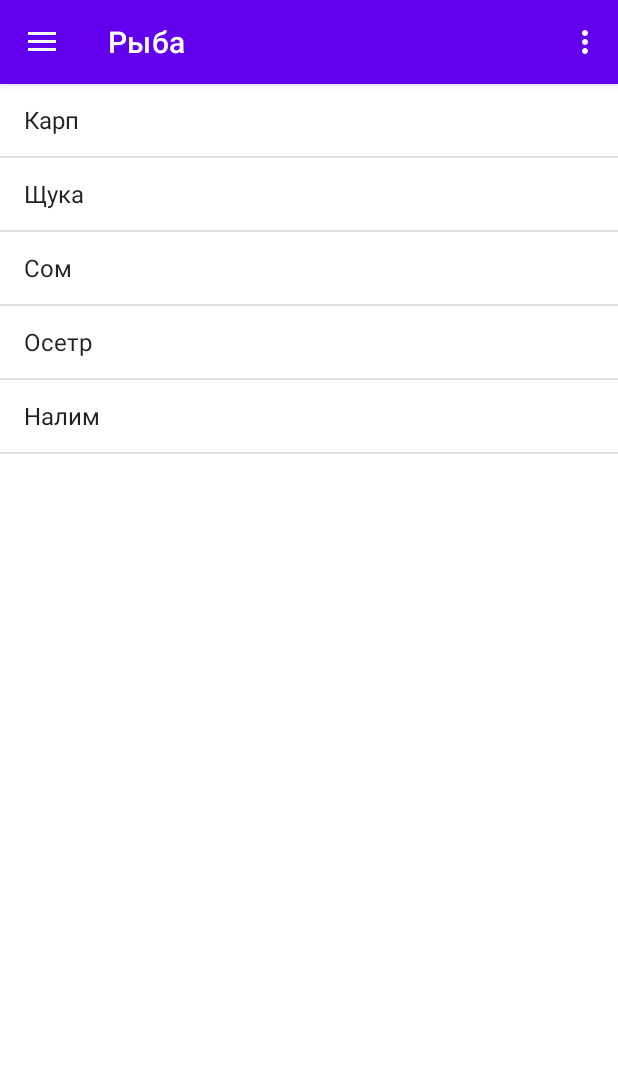
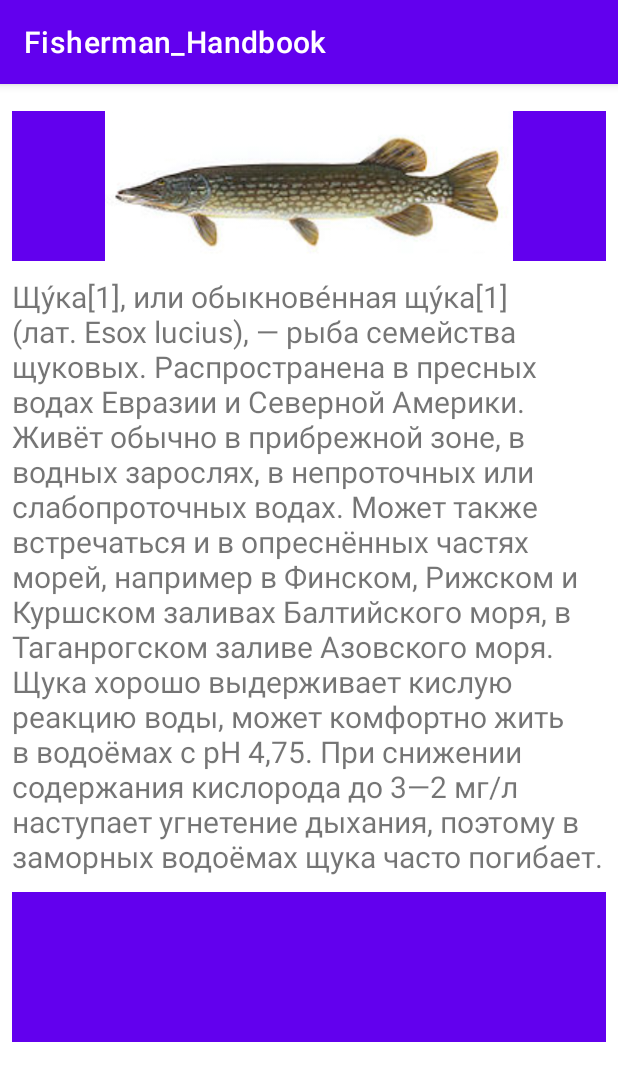
Before and after one commit to Aulas-ctrl/Hadbook, an Android app: the screen it shows after launch (MainActivity before the commit, Text_Content_Activity after it), after a tap on "Щука", on a phone screen of 412 x 824 dp. Shown: the top 1081 px of the screen. Run offline under Robolectric (Android 15) with nearby library versions, the phone set to English and light mode, and no system bars.

Commit message:
9 commit

```diff
--- a/app/src/main/java/com/example/handbook/MainActivity.java
+++ b/app/src/main/java/com/example/handbook/MainActivity.java
@@ -16,7 +16,6 @@ import androidx.appcompat.widget.Toolbar;
 import androidx.core.view.GravityCompat;
 import androidx.drawerlayout.widget.DrawerLayout;
 
-import com.example.handbook.databinding.ActivityMainBinding;
 import com.google.android.material.navigation.NavigationView;
 
 import java.util.ArrayList;
@@ -34,7 +33,6 @@ public class MainActivity extends AppCompatActivity implements NavigationView.On
 
     private ArrayAdapter <String> adapter;
 
-    private ActivityMainBinding binding;
 
     @Override
     protected void onCreate(Bundle savedInstanceState) {
@@ -56,14 +54,7 @@ public class MainActivity extends AppCompatActivity implements NavigationView.On
 
 
         DrawerLayout drawer = findViewById(R.id.drawer_layout);
- //        DrawerLayout drawer = binding.drawerLayout;
         NavigationView navigationView = findViewById(R.id.nav_view);
-
-
-
-//        binding = ActivityMainBinding.inflate(getLayoutInflater());
-//        setContentView(binding.getRoot());
-
 
         ActionBarDrawerToggle toggle = new ActionBarDrawerToggle(this, drawer, toolbar, R.string.navigation_drawer_open, R.string.navigation_drawer_close);
         drawer.addDrawerListener(toggle);
@@ -72,7 +63,7 @@ public class MainActivity extends AppCompatActivity implements NavigationView.On
 
         list.setOnItemClickListener(new AdapterView.OnItemClickListener() {
             @Override
-            public void onItemClick(AdapterView<?> adapterView, View view, int i, long l) {
+            public void onItemClick(AdapterView<?> adapterView, View view, int position, long id) {
 
                 Intent intent = new Intent(MainActivity.this, Text_Content_Activity.class);
                 startActivity(intent);
@@ -106,7 +97,7 @@ public class MainActivity extends AppCompatActivity implements NavigationView.On
            adapter.addAll(array);
            adapter.notifyDataSetChanged();
            toolbar.setTitle(R.string.fish);
-            category_index = 0;
+           category_index = 0;
 
         } else if
         (id == R.id.id_na) {
--- /dev/null
+++ b/app/src/main/java/com/example/handbook/Text_Content_Activity.java
@@ -0,0 +1,65 @@
+package com.example.handbook;
+
+import android.content.Intent;
+import android.os.Bundle;
+import android.widget.ImageView;
+import android.widget.TextView;
+
+import androidx.appcompat.app.AppCompatActivity;
+
+public class Text_Content_Activity extends AppCompatActivity {
+    private TextView text_content;
+    private ImageView iContent;
+    private int category = 0;
+    private int position = 0;
+    private int [] array_fish = {R.string.fish1, R.string.fish2,R.string.fish3,R.string.fish4,R.string.fish5};
+    private int [] array_na = {R.string.na1, R.string.na2,R.string.na3,R.string.na4};
+    private int [] array_image_fish = {R.drawable.som, R.drawable.s4uka, R.drawable.karp, R.drawable.osetr, R.drawable.nalim};
+
+    protected void onCreate (Bundle savedInstanceState) {
+
+        super.onCreate(savedInstanceState);
+        setContentView(R.layout.text_content);
+        text_content = findViewById(R.id.text_main_content);
+
+        iContent = findViewById(R.id.imageContent);
+        recieveIntent();
+
+    }
+    private void recieveIntent()
+    {
+        Intent i =getIntent();
+        if (i!=null)
+        {
+        category = i.getIntExtra("category",0);
+        position = i.getIntExtra("position",0);
+        }
+
+        switch (category){
+            case 0:
+                text_content.setText(array_fish[position]);
+                iContent.setImageResource(array_image_fish[position]);
+                break;
+            case 1:
+                text_content.setText(array_na[position]);
+
+                break;
+            case 2:
+
+                break;
+            case 3:
+
+                break;
+            case 4:
+
+                break;
+            case 5:
+
+                break;
+
+        }
+
+    }
+
+
+}
--- /dev/null
+++ b/app/src/main/res/layout/text_content.xml
@@ -0,0 +1,60 @@
+<?xml version="1.0" encoding="utf-8"?>
+<androidx.constraintlayout.widget.ConstraintLayout xmlns:android="http://schemas.android.com/apk/res/android"
+    xmlns:app="http://schemas.android.com/apk/res-auto"
+    xmlns:tools="http://schemas.android.com/tools"
+    android:layout_width="match_parent"
+    android:layout_height="match_parent"
+    android:layout_marginTop="10dp">
+
+    <ScrollView
+        android:layout_width="match_parent"
+        android:layout_height="match_parent"
+        android:layout_marginStart="8dp"
+        android:layout_marginTop="8dp"
+        android:layout_marginEnd="8dp"
+        android:layout_marginBottom="8dp"
+        app:layout_constraintBottom_toBottomOf="parent"
+        app:layout_constraintEnd_toEndOf="parent"
+        app:layout_constraintStart_toStartOf="parent"
+        app:layout_constraintTop_toTopOf="parent">
+
+        <LinearLayout
+            android:layout_width="match_parent"
+            android:layout_height="match_parent"
+            android:orientation="vertical"
+            android:visibility="visible">
+
+            <LinearLayout
+                android:layout_width="match_parent"
+                android:layout_height="100dp"
+                android:background="@color/purple_500"
+                android:orientation="horizontal">
+
+                <ImageView
+                    android:id="@+id/imageContent"
+                    android:layout_width="wrap_content"
+                    android:layout_height="wrap_content"
+                    android:layout_weight="1"
+                    android:src="@drawable/som" />
+
+            </LinearLayout>
+
+            <TextView
+                android:id="@+id/text_main_content"
+                android:layout_width="match_parent"
+                android:layout_height="match_parent"
+                android:layout_marginTop="10dp"
+                android:text="@string/fish1"
+                android:textSize="20sp" />
+
+            <LinearLayout
+                android:layout_width="match_parent"
+                android:layout_height="100dp"
+                android:layout_marginTop="10dp"
+                android:background="@color/purple_500"
+                android:orientation="horizontal"
+                android:visibility="visible" />
+
+        </LinearLayout>
+    </ScrollView>
+</androidx.constraintlayout.widget.ConstraintLayout>
--- a/app/src/main/res/values/strings.xml
+++ b/app/src/main/res/values/strings.xml
@@ -30,4 +30,14 @@
         Нали́м, или обыкнове́нный нали́м (мень[2])[3] (лат. Lota lota) — единственная исключительно пресноводная рыба отряда трескообразных (Gadiformes). Имеет промысловую ценность.
     </string>
 
+    <string name="na1">Обыкнове́нный сом.</string>
+    <string name="na2">Щу́ка[1],    </string>
+    <string name="na3">Карпы (лат. Cyprinus) — род   </string>
+    <string name="na4">    </string>
+
+    <string name="sna1">Обыкнове́нный сом.</string>
+    <string name="sna2">Щу́ка[1],    </string>
+    <string name="sna3">Карпы (лат. Cyprinus) — род   </string>
+    <string name="sna4">    </string>
+
     </resources>
```
Also changed, not shown: app/src/main/res/drawable/karp.jpg (added), app/src/main/res/drawable/nalim.jpg (added), app/src/main/res/drawable/osetr.jpg (added), app/src/main/res/drawable/s4uka.jpg (added), app/src/main/res/drawable/som.jpg (added).
